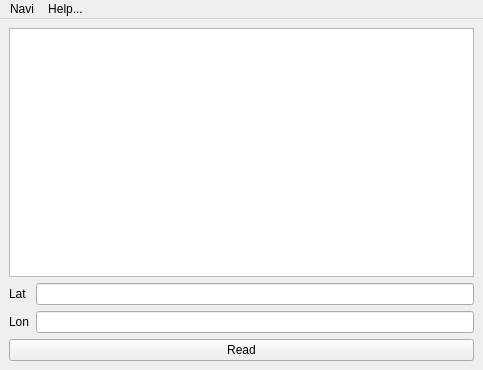
Old version of the form ui/navi.ui in the repository berndhs/navi.
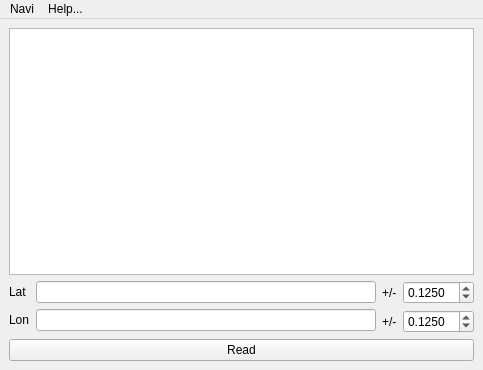
New version of the form. Icons and pictures are not drawn.

Commit message: get variable range from UI

```diff
--- a/ui/navi.ui
+++ b/ui/navi.ui
@@ -18,12 +18,17 @@
     <normaloff>:/navi.png</normaloff>:/navi.png</iconset>
   </property>
   <widget class="QWidget" name="centralwidget">
-   <layout class="QGridLayout" name="gridLayout">
+   <layout class="QGridLayout" name="gridLayout_2">
     <item row="0" column="0">
      <widget class="QTextBrowser" name="logDisplay"/>
     </item>
     <item row="1" column="0">
+     <layout class="QGridLayout" name="gridLayout">
+      <item row="0" column="0" rowspan="2">
      <layout class="QFormLayout" name="formLayout">
+        <property name="fieldGrowthPolicy">
+         <enum>QFormLayout::AllNonFixedFieldsGrow</enum>
+        </property>
       <item row="0" column="0">
        <widget class="QLabel" name="latLabel">
         <property name="text">
@@ -43,6 +48,54 @@
       </item>
       <item row="1" column="1">
        <widget class="QLineEdit" name="lonEdit"/>
+        </item>
+       </layout>
+      </item>
+      <item row="0" column="1">
+       <widget class="QLabel" name="label">
+        <property name="text">
+         <string>+/-</string>
+        </property>
+       </widget>
+      </item>
+      <item row="0" column="2">
+       <widget class="QDoubleSpinBox" name="latRange">
+        <property name="decimals">
+         <number>4</number>
+        </property>
+        <property name="maximum">
+         <double>60.000000000000000</double>
+        </property>
+        <property name="singleStep">
+         <double>0.001000000000000</double>
+        </property>
+        <property name="value">
+         <double>0.125000000000000</double>
+        </property>
+       </widget>
+      </item>
+      <item row="1" column="1">
+       <widget class="QLabel" name="label_2">
+        <property name="text">
+         <string>+/-</string>
+        </property>
+       </widget>
+      </item>
+      <item row="1" column="2">
+       <widget class="QDoubleSpinBox" name="lonRange">
+        <property name="decimals">
+         <number>4</number>
+        </property>
+        <property name="maximum">
+         <double>60.000000000000000</double>
+        </property>
+        <property name="singleStep">
+         <double>0.001000000000000</double>
+        </property>
+        <property name="value">
+         <double>0.125000000000000</double>
+        </property>
+       </widget>
       </item>
      </layout>
     </item>
```
Lines whose indentation alone changed are shown as unchanged. The commit also changes 1 other file.
